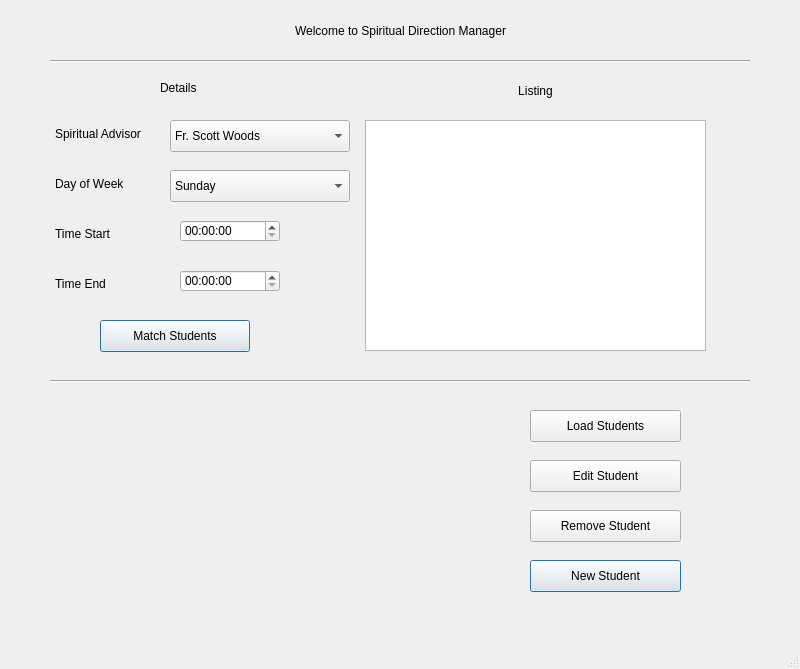
Old version of the form Spiritual_Direction_Manager/manager.ui in the repository cmoliverio/Spiritual_Direction_Manager.
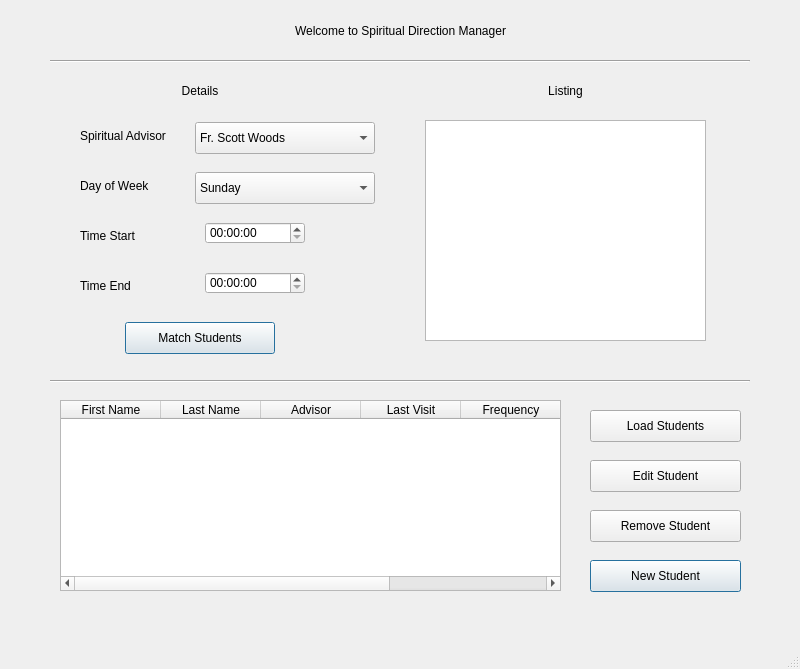
New version of the form.

Commit message: Table of students now viewable on Main window, can currently remove and add students but can not edit individual students, also needs storing and loading to files functionality.

What changed in the file:
```diff
--- a/Spiritual_Direction_Manager/manager.ui
+++ b/Spiritual_Direction_Manager/manager.ui
@@ -57,8 +57,8 @@
    <widget class="QTimeEdit" name="timeStart">
     <property name="geometry">
      <rect>
-      <x>180</x>
-      <y>270</y>
+      <x>205</x>
+      <y>272</y>
       <width>100</width>
       <height>22</height>
      </rect>
@@ -67,8 +67,8 @@
    <widget class="QTimeEdit" name="timeEnd">
     <property name="geometry">
      <rect>
-      <x>180</x>
-      <y>220</y>
+      <x>205</x>
+      <y>222</y>
       <width>100</width>
       <height>22</height>
      </rect>
@@ -77,8 +77,8 @@
    <widget class="QLabel" name="labelTimeStart">
     <property name="geometry">
      <rect>
-      <x>55</x>
-      <y>218</y>
+      <x>80</x>
+      <y>220</y>
       <width>71</width>
       <height>32</height>
      </rect>
@@ -90,8 +90,8 @@
    <widget class="QLabel" name="labelTimeEnd">
     <property name="geometry">
      <rect>
-      <x>55</x>
-      <y>268</y>
+      <x>80</x>
+      <y>270</y>
       <width>60</width>
       <height>32</height>
      </rect>
@@ -103,8 +103,8 @@
    <widget class="QComboBox" name="comboBoxDayOfWeek">
     <property name="geometry">
      <rect>
-      <x>170</x>
-      <y>170</y>
+      <x>195</x>
+      <y>172</y>
       <width>180</width>
       <height>32</height>
      </rect>
@@ -148,8 +148,8 @@
    <widget class="QLabel" name="labelDayOfWeek">
     <property name="geometry">
      <rect>
-      <x>55</x>
-      <y>168</y>
+      <x>80</x>
+      <y>170</y>
       <width>81</width>
       <height>32</height>
      </rect>
@@ -161,8 +161,8 @@
    <widget class="QLabel" name="labelSpiritualAdvisor">
     <property name="geometry">
      <rect>
-      <x>55</x>
-      <y>118</y>
+      <x>80</x>
+      <y>120</y>
       <width>110</width>
       <height>32</height>
      </rect>
@@ -174,8 +174,8 @@
    <widget class="QComboBox" name="comboBoxSpiritualAdvisor">
     <property name="geometry">
      <rect>
-      <x>170</x>
-      <y>120</y>
+      <x>195</x>
+      <y>122</y>
       <width>180</width>
       <height>32</height>
      </rect>
@@ -199,8 +199,8 @@
    <widget class="QPushButton" name="pushButtonMatchStudents">
     <property name="geometry">
      <rect>
-      <x>100</x>
-      <y>320</y>
+      <x>125</x>
+      <y>322</y>
       <width>150</width>
       <height>32</height>
      </rect>
@@ -215,20 +215,23 @@
    <widget class="QLabel" name="labelDetails">
     <property name="geometry">
      <rect>
-      <x>160</x>
+      <x>170</x>
       <y>80</y>
       <width>60</width>
-      <height>16</height>
+      <height>21</height>
      </rect>
     </property>
     <property name="text">
      <string>Details</string>
     </property>
+    <property name="alignment">
+     <set>Qt::AlignCenter</set>
+    </property>
    </widget>
    <widget class="QLabel" name="labelList">
     <property name="geometry">
      <rect>
-      <x>500</x>
+      <x>530</x>
       <y>80</y>
       <width>71</width>
       <height>21</height>
@@ -244,10 +247,10 @@
    <widget class="QListWidget" name="listWidget">
     <property name="geometry">
      <rect>
-      <x>365</x>
+      <x>425</x>
       <y>120</y>
-      <width>341</width>
-      <height>231</height>
+      <width>281</width>
+      <height>221</height>
      </rect>
     </property>
    </widget>
@@ -280,7 +283,7 @@
    <widget class="QPushButton" name="pushButtonEditStudent">
     <property name="geometry">
      <rect>
-      <x>530</x>
+      <x>590</x>
       <y>460</y>
       <width>151</width>
       <height>32</height>
@@ -296,7 +299,7 @@
     </property>
     <property name="geometry">
      <rect>
-      <x>530</x>
+      <x>590</x>
       <y>560</y>
       <width>151</width>
       <height>32</height>
@@ -318,7 +321,7 @@
    <widget class="QPushButton" name="pushButtonRemoveStudent">
     <property name="geometry">
      <rect>
-      <x>530</x>
+      <x>590</x>
       <y>510</y>
       <width>151</width>
       <height>32</height>
@@ -331,7 +334,7 @@
    <widget class="QPushButton" name="pushButtonLoadStudents">
     <property name="geometry">
      <rect>
-      <x>530</x>
+      <x>590</x>
       <y>410</y>
       <width>151</width>
       <height>32</height>
@@ -341,6 +344,46 @@
      <string>Load Students</string>
     </property>
    </widget>
+   <widget class="QTableWidget" name="tableWidgetStudents">
+    <property name="geometry">
+     <rect>
+      <x>60</x>
+      <y>400</y>
+      <width>501</width>
+      <height>191</height>
+     </rect>
+    </property>
+    <column>
+     <property name="text">
+      <string>First Name</string>
+     </property>
+    </column>
+    <column>
+     <property name="text">
+      <string>Last Name</string>
+     </property>
+    </column>
+    <column>
+     <property name="text">
+      <string>Advisor</string>
+     </property>
+    </column>
+    <column>
+     <property name="text">
+      <string>Last Visit</string>
+     </property>
+    </column>
+    <column>
+     <property name="text">
+      <string>Frequency</string>
+     </property>
+    </column>
+    <column>
+     <property name="text">
+      <string># of Events</string>
+     </property>
+    </column>
+   </widget>
   </widget>
   <widget class="QMenuBar" name="menubar">
    <property name="geometry">
```
The commit also changes 18 other files.
